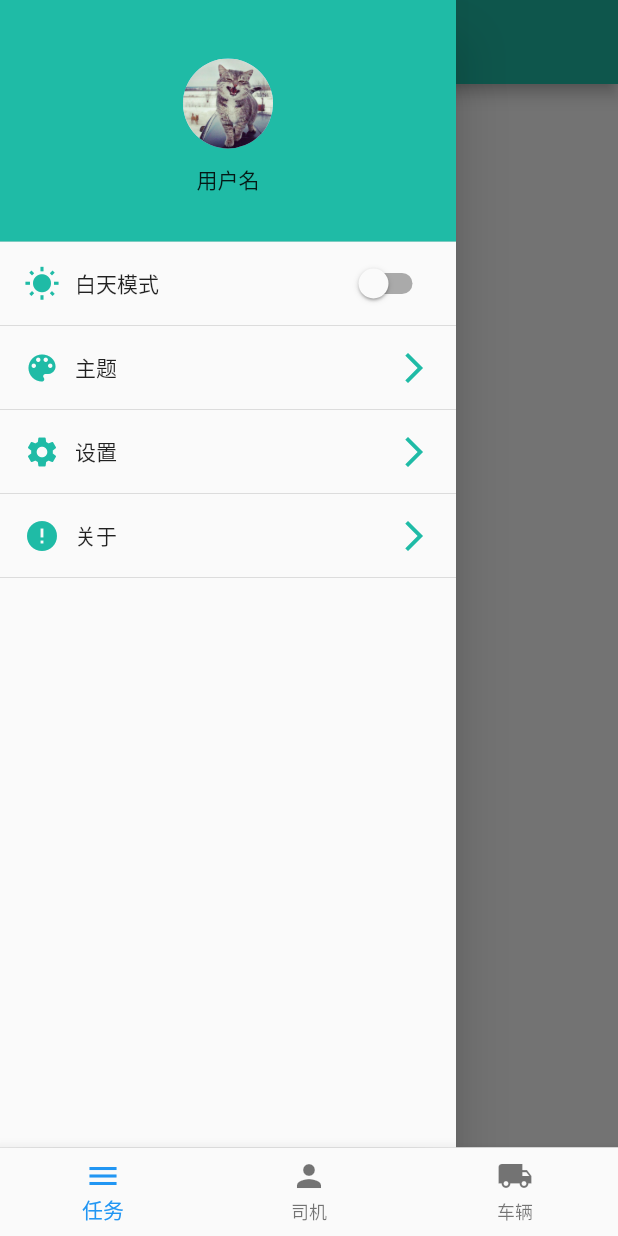
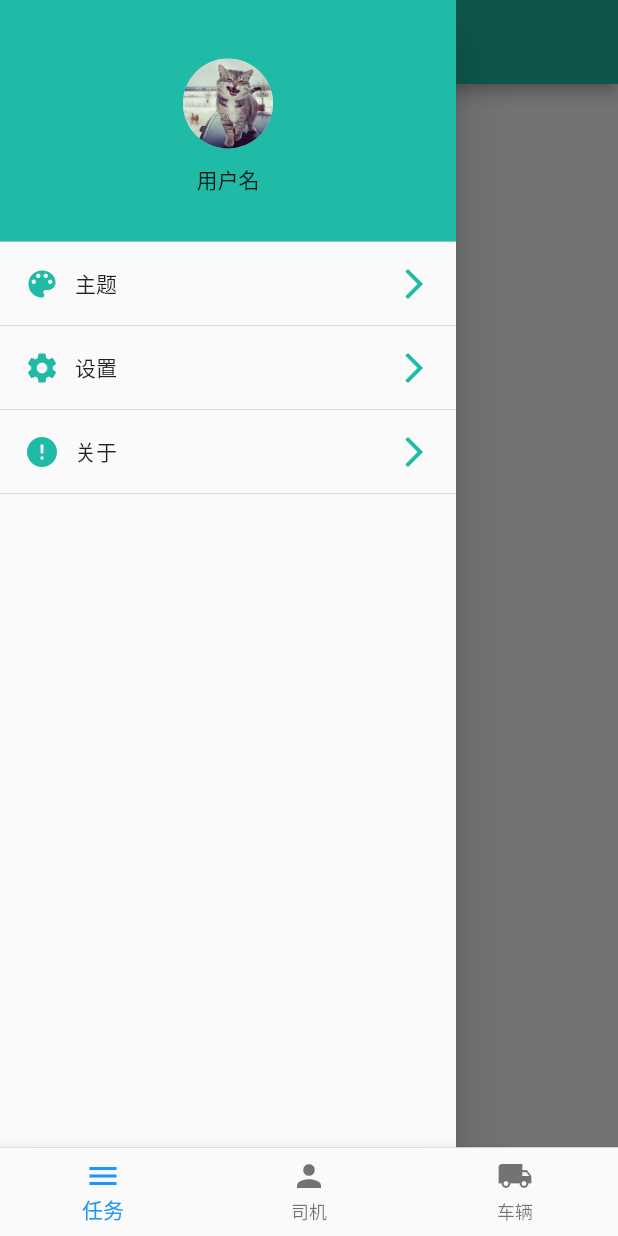
Before and after one commit to mayangyang1/flutter-crane-application, a Flutter app: the screen it shows after launch, with the side drawer open, on a phone screen of 412 x 824 dp. Run offline on Flutter 3.47's test engine with Material 2 defaults, Android fonts, the phone set to English and light mode, and no system bars; our stand-ins replace dio, flutter_easyrefresh, flutter_screenutil, shared_preferences; network calls fail; statements that could not run were skipped.

```diff
--- a/lib/common/httputil.dart
+++ b/lib/common/httputil.dart
@@ -85,7 +85,7 @@ class HttpUtil {
       Response response;
       Dio dio = new Dio();
       dio.options.connectTimeout = 10000;//服务器连接超时
-      dio.options.receiveTimeout = 3000;//响应流上前后两次接收到的数据间隔
+      dio.options.receiveTimeout = 10000;//响应流上前后两次接收到的数据间隔
       dio.options.headers.addAll(headersMap);
       //拦截器
       dio.interceptors.add(InterceptorsWrapper(
--- a/lib/widget/common/common_refresh_widget.dart
+++ b/lib/widget/common/common_refresh_widget.dart
@@ -33,7 +33,7 @@ class CommonRefreshListWidget extends StatelessWidget {
         noMoreText: '完成',
         loadText: '上拉加载',
         loadReadyText: '上拉加载',
-        loadedText: '加载完成',
+        loadedText: '加载中',
         loadingText: '加载中',
         showInfo: false
       ),
--- a/lib/widget/task_list_page_widget.dart
+++ b/lib/widget/task_list_page_widget.dart
@@ -49,41 +49,41 @@ Widget drawer(BuildContext context, List themeColorList, bool status) {
             ),
           ),
         ),
-        Container(
-          height: 40,
-          child: Padding(
-            child: Row(
-              mainAxisAlignment: MainAxisAlignment.spaceBetween,
-              children: <Widget>[
-                Row(
-                  children: <Widget>[
-                    Icon(status? Icons.brightness_2:Icons.wb_sunny),
-                    Padding(
-                      child: Text(status? '黑夜模式' : '白天模式'),
-                      padding: EdgeInsets.only(left: 10),
-                    )
-                  ],
-                ),
-                StatefulBuilder(
-                  builder: (BuildContext context, setState) {
-                    return Switch (
-                      value: status,
-                      onChanged: (val) {
-                        setState(() {
-                          status = val;
-                        });
-                      },
-                      activeColor: Color(themeColorList[Provider.of<ThemeModel>(context).value]['primaryColor'])
-                    );
-                  },
-                ),
+        // Container(
+        //   height: 40,
+        //   child: Padding(
+        //     child: Row(
+        //       mainAxisAlignment: MainAxisAlignment.spaceBetween,
+        //       children: <Widget>[
+        //         Row(
+        //           children: <Widget>[
+        //             Icon(status? Icons.brightness_2:Icons.wb_sunny),
+        //             Padding(
+        //               child: Text(status? '黑夜模式' : '白天模式'),
+        //               padding: EdgeInsets.only(left: 10),
+        //             )
+        //           ],
+        //         ),
+        //         StatefulBuilder(
+        //           builder: (BuildContext context, setState) {
+        //             return Switch (
+        //               value: status,
+        //               onChanged: (val) {
+        //                 setState(() {
+        //                   status = val;
+        //                 });
+        //               },
+        //               activeColor: Color(themeColorList[Provider.of<ThemeModel>(context).value]['primaryColor'])
+        //             );
+        //           },
+        //         ),
 
-              ],
-            ),
-            padding: EdgeInsets.fromLTRB(16, 0, 16, 0),
-          ),
-        ),
-        Divider(),
+        //       ],
+        //     ),
+        //     padding: EdgeInsets.fromLTRB(16, 0, 16, 0),
+        //   ),
+        // ),
+        // Divider(),
         listItem('主题', Icons.color_lens, () {
           Navigator.of(context).push(MaterialPageRoute(builder: (context){
             return ThemeSettingPage();
```
Also changed, not shown: lib/pages/task_list_page.dart (+38 -2 lines).
